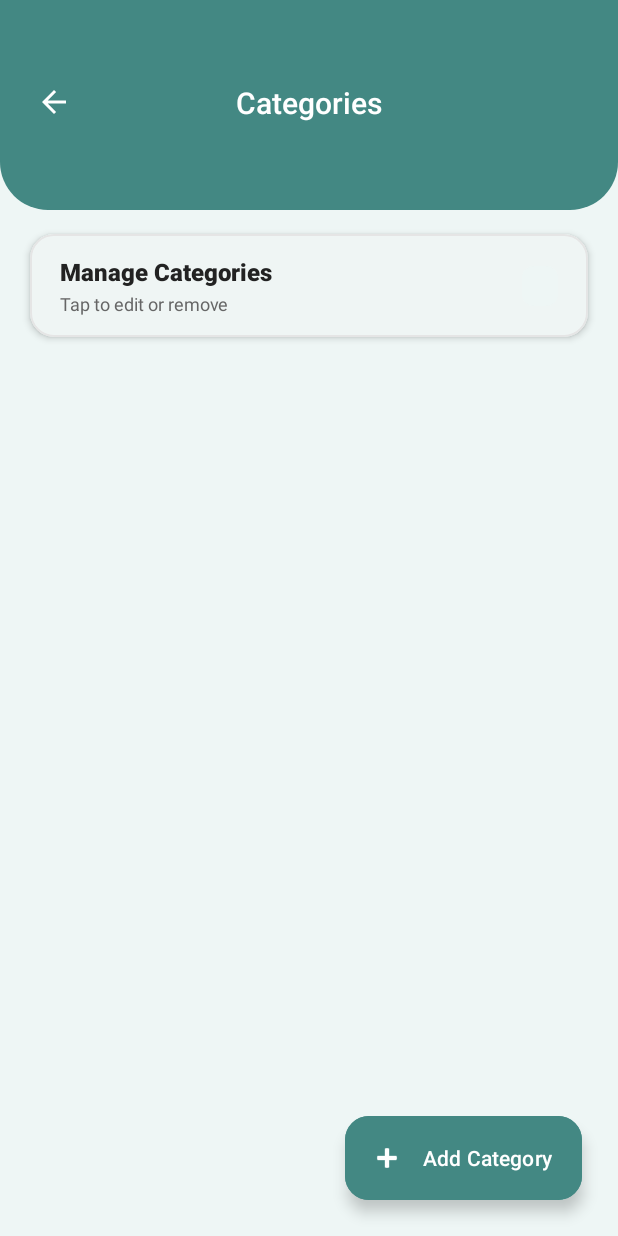
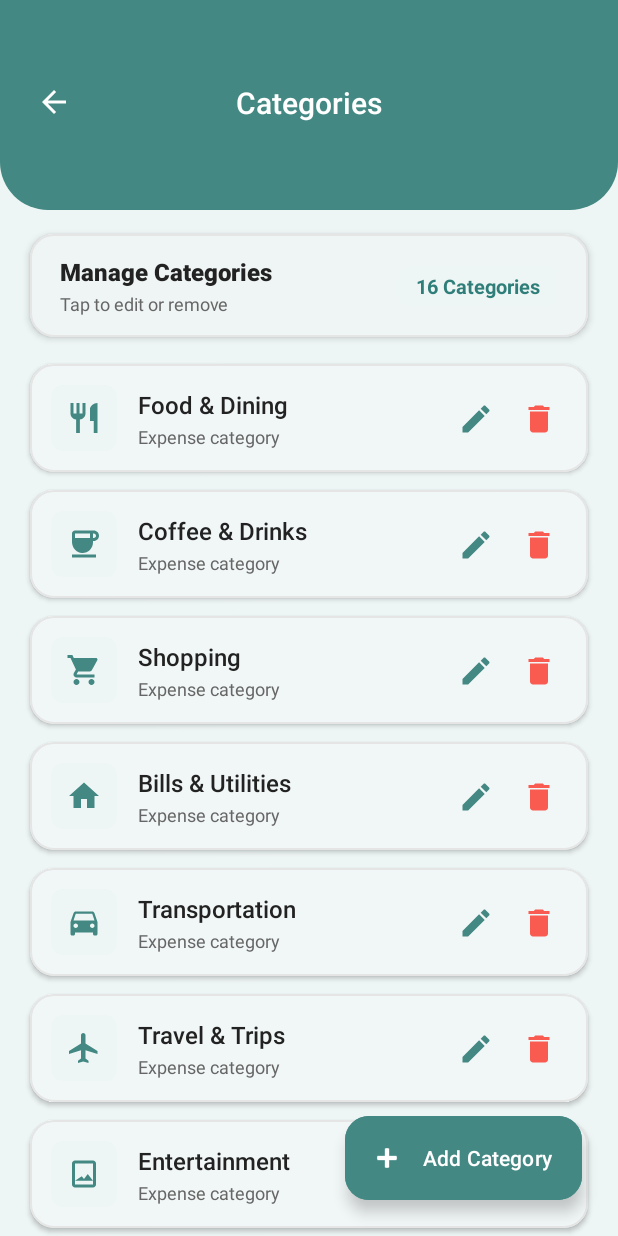
Before and after one commit to OmarElnagmy-0/Cashatk, an Android app: the CategoriesActivity screen opened directly, with no data from a screen before it, on a phone screen of 412 x 824 dp. Run offline under Robolectric (Android 15) with nearby library versions, the phone set to English and light mode, and no system bars; our stand-ins replace Room's generated code.

Commit message:
feat: implement category CRUD operations, icon picker adapter, and database seeding

```diff
--- a/app/src/main/java/com/example/cashatk/CategoriesActivity.kt
+++ b/app/src/main/java/com/example/cashatk/CategoriesActivity.kt
@@ -1,12 +1,35 @@
 package com.example.cashatk
 
 import android.os.Bundle
+import android.view.View
+import android.widget.ImageView
+import android.widget.TextView
+import android.widget.Toast
 import androidx.activity.enableEdgeToEdge
 import androidx.appcompat.app.AppCompatActivity
 import androidx.core.view.ViewCompat
 import androidx.core.view.WindowInsetsCompat
+import androidx.lifecycle.lifecycleScope
+import androidx.recyclerview.widget.LinearLayoutManager
+import androidx.recyclerview.widget.RecyclerView
+import com.example.cashatk.data.AppDatabase
+import com.example.cashatk.data.Category
+import com.google.android.material.dialog.MaterialAlertDialogBuilder
+import com.google.android.material.floatingactionbutton.ExtendedFloatingActionButton
+import kotlinx.coroutines.Dispatchers
+import kotlinx.coroutines.launch
+import kotlinx.coroutines.withContext
 
 class CategoriesActivity : AppCompatActivity() {
+
+    private lateinit var db: AppDatabase
+    private lateinit var adapter: CategoryAdapter
+    private var categoryList: List<Category> = emptyList()
+
+    private lateinit var rvCategories: RecyclerView
+    private lateinit var layoutEmptyState: View
+    private lateinit var tvCategoryCount: TextView
+
     override fun onCreate(savedInstanceState: Bundle?) {
         super.onCreate(savedInstanceState)
         enableEdgeToEdge()
@@ -16,5 +39,115 @@ class CategoriesActivity : AppCompatActivity() {
             v.setPadding(systemBars.left, systemBars.top, systemBars.right, systemBars.bottom)
             insets
         }
+
+        db = AppDatabase.getInstance(this)
+
+        initViews()
+        setupRecyclerView()
+        loadCategories()
+    }
+
+    private fun initViews() {
+        rvCategories = findViewById(R.id.rvCategories)
+        layoutEmptyState = findViewById(R.id.layoutEmptyState)
+        tvCategoryCount = findViewById(R.id.tvCategoryCount)
+
+        val btnBack = findViewById<ImageView>(R.id.btnBack)
+        btnBack.setOnClickListener {
+            finish()
+        }
+
+        val fabAddCategory = findViewById<ExtendedFloatingActionButton>(R.id.fabAddCategory)
+        fabAddCategory.setOnClickListener {
+            showAddCategoryDialog()
+        }
+    }
+
+    private fun setupRecyclerView() {
+        adapter = CategoryAdapter(
+            onEditClick = { category -> showEditCategoryDialog(category) },
+            onDeleteClick = { category -> showDeleteConfirmationDialog(category) }
+        )
+        rvCategories.layoutManager = LinearLayoutManager(this)
+        rvCategories.adapter = adapter
+    }
+
+    private fun loadCategories() {
+        lifecycleScope.launch {
+            // Ensure default predefined categories exist in the database
+            withContext(Dispatchers.IO) {
+                DatabasePrepopulateCallback.prepopulateCategories(this@CategoriesActivity)
+            }
+
+            categoryList = db.categoryDao().getAllCategories()
+            adapter.submitList(categoryList)
+
+            val count = categoryList.size
+            tvCategoryCount.text = if (count == 1) "1 Category" else "$count Categories"
+
+            if (categoryList.isEmpty()) {
+                layoutEmptyState.visibility = View.VISIBLE
+                rvCategories.visibility = View.GONE
+            } else {
+                layoutEmptyState.visibility = View.GONE
+                rvCategories.visibility = View.VISIBLE
+            }
+        }
+    }
+
+    private fun showAddCategoryDialog() {
+        CategoryCrudDialog(
+            context = this,
+            existingCategories = categoryList,
+            onSave = { name, icon ->
+                lifecycleScope.launch {
+                    try {
+                        db.categoryDao().insertCategory(Category(name = name, icon = icon))
+                        Toast.makeText(this@CategoriesActivity, "Category added", Toast.LENGTH_SHORT).show()
+                        loadCategories()
+                    } catch (e: Exception) {
+                        Toast.makeText(this@CategoriesActivity, "Failed to add category", Toast.LENGTH_SHORT).show()
+                    }
+                }
+            }
+        ).show()
+    }
+
+    private fun showEditCategoryDialog(category: Category) {
+        CategoryCrudDialog(
+            context = this,
+            categoryToEdit = category,
+            existingCategories = categoryList,
+            onSave = { name, icon ->
+                lifecycleScope.launch {
+                    try {
+                        db.categoryDao().updateCategory(category.copy(name = name, icon = icon))
+                        Toast.makeText(this@CategoriesActivity, "Category updated", Toast.LENGTH_SHORT).show()
+                        loadCategories()
+                    } catch (e: Exception) {
+                        Toast.makeText(this@CategoriesActivity, "Failed to update category", Toast.LENGTH_SHORT).show()
+                    }
+                }
+            }
+        ).show()
+    }
+
+    private fun showDeleteConfirmationDialog(category: Category) {
+        MaterialAlertDialogBuilder(this)
+            .setTitle(R.string.delete_category)
+            .setMessage("Are you sure you want to delete \"${category.name}\"?")
+            .setNegativeButton("Cancel", null)
+            .setPositiveButton("Delete") { _, _ ->
+                lifecycleScope.launch {
+                    try {
+                        db.categoryDao().deleteCategory(category)
+                        Toast.makeText(this@CategoriesActivity, "Category deleted", Toast.LENGTH_SHORT).show()
+                        loadCategories()
+                    } catch (e: Exception) {
+                        Toast.makeText(this@CategoriesActivity, "Failed to delete category", Toast.LENGTH_SHORT).show()
+                    }
+                }
+            }
+            .show()
     }
 }
--- /dev/null
+++ b/app/src/main/java/com/example/cashatk/CategoryAdapter.kt
@@ -0,0 +1,52 @@
+package com.example.cashatk
+
+import android.view.LayoutInflater
+import android.view.View
+import android.view.ViewGroup
+import android.widget.ImageButton
+import android.widget.ImageView
+import android.widget.TextView
+import androidx.recyclerview.widget.DiffUtil
+import androidx.recyclerview.widget.ListAdapter
+import androidx.recyclerview.widget.RecyclerView
+import com.example.cashatk.data.Category
+
+class CategoryAdapter(
+    private val onEditClick: (Category) -> Unit,
+    private val onDeleteClick: (Category) -> Unit
+) : ListAdapter<Category, CategoryAdapter.CategoryViewHolder>(CategoryDiffCallback) {
+
+    class CategoryViewHolder(itemView: View) : RecyclerView.ViewHolder(itemView) {
+        val tvName: TextView = itemView.findViewById(R.id.tvCategoryName)
+        val ivIcon: ImageView = itemView.findViewById(R.id.ivCategoryIcon)
+        val btnEdit: ImageButton = itemView.findViewById(R.id.btnEditCategory)
+        val btnDelete: ImageButton = itemView.findViewById(R.id.btnDeleteCategory)
+    }
+
+    override fun onCreateViewHolder(parent: ViewGroup, viewType: Int): CategoryViewHolder {
+        val view = LayoutInflater.from(parent.context)
+            .inflate(R.layout.item_category, parent, false)
+        return CategoryViewHolder(view)
+    }
+
+    override fun onBindViewHolder(holder: CategoryViewHolder, position: Int) {
+        val category = getItem(position)
+        holder.tvName.text = category.name
+
+        val drawableRes = CategoryIconHelper.getDrawableRes(holder.itemView.context, category.icon)
+        holder.ivIcon.setImageResource(drawableRes)
+
+        holder.btnEdit.setOnClickListener { onEditClick(category) }
+        holder.btnDelete.setOnClickListener { onDeleteClick(category) }
+    }
+
+    companion object {
+        private val CategoryDiffCallback = object : DiffUtil.ItemCallback<Category>() {
+            override fun areItemsTheSame(oldItem: Category, newItem: Category): Boolean =
+                oldItem.id == newItem.id
+
+            override fun areContentsTheSame(oldItem: Category, newItem: Category): Boolean =
+                oldItem == newItem
+        }
+    }
+}
--- /dev/null
+++ b/app/src/main/java/com/example/cashatk/CategoryIconHelper.kt
@@ -0,0 +1,44 @@
+package com.example.cashatk
+
+import android.content.Context
+import androidx.annotation.DrawableRes
+
+data class CategoryIconItem(
+    val iconName: String,
+    val defaultTitle: String
+)
+
+object CategoryIconHelper {
+
+    val PREDEFINED_CATEGORIES = listOf(
+        CategoryIconItem("ic_cat_food", "Food & Dining"),
+        CategoryIconItem("ic_cat_cafe", "Coffee & Drinks"),
+        CategoryIconItem("ic_cat_shopping", "Shopping"),
+        CategoryIconItem("ic_cat_bills", "Bills & Utilities"),
+        CategoryIconItem("ic_cat_transport", "Transportation"),
+        CategoryIconItem("ic_cat_travel", "Travel & Trips"),
+        CategoryIconItem("ic_cat_entertainment", "Entertainment"),
+        CategoryIconItem("ic_cat_gaming", "Gaming & Hobbies"),
+        CategoryIconItem("ic_cat_health", "Health & Medical"),
+        CategoryIconItem("ic_cat_fitness", "Fitness & Sports"),
+        CategoryIconItem("ic_cat_education", "Education"),
+        CategoryIconItem("ic_cat_salary", "Salary & Income"),
+        CategoryIconItem("ic_cat_gift", "Gifts & Donations"),
+        CategoryIconItem("ic_cat_invest", "Investments"),
+        CategoryIconItem("ic_cat_pets", "Pets"),
+        CategoryIconItem("ic_cat_general", "General / Other")
+    )
+
+    val AVAILABLE_ICONS: List<String> = PREDEFINED_CATEGORIES.map { it.iconName }
+
+    fun getDefaultTitleForIcon(iconName: String): String {
+        return PREDEFINED_CATEGORIES.firstOrNull { it.iconName == iconName }?.defaultTitle ?: "Other"
+    }
+
+    @DrawableRes
+    fun getDrawableRes(context: Context, iconName: String?): Int {
+        if (iconName.isNullOrEmpty()) return R.drawable.ic_cat_general
+        val resId = context.resources.getIdentifier(iconName, "drawable", context.packageName)
+        return if (resId != 0) resId else R.drawable.ic_cat_general
+    }
+}
--- /dev/null
+++ b/app/src/main/java/com/example/cashatk/DatabasePrepopulateCallback.kt
@@ -0,0 +1,41 @@
+package com.example.cashatk
+
+import android.content.Context
+import androidx.room.RoomDatabase
+import androidx.sqlite.db.SupportSQLiteDatabase
+import com.example.cashatk.data.AppDatabase
+import com.example.cashatk.data.Category
+import kotlinx.coroutines.CoroutineScope
+import kotlinx.coroutines.Dispatchers
+import kotlinx.coroutines.launch
+
+class DatabasePrepopulateCallback(
+    private val context: Context
+) : RoomDatabase.Callback() {
+
+    override fun onCreate(db: SupportSQLiteDatabase) {
+        super.onCreate(db)
+        CoroutineScope(Dispatchers.IO).launch {
+            prepopulateCategories(context)
+        }
+    }
+
+    companion object {
+        suspend fun prepopulateCategories(context: Context) {
+            val database = AppDatabase.getInstance(context)
+            val categoryDao = database.categoryDao()
+
+            val existing = categoryDao.getAllCategories()
+            if (existing.isEmpty()) {
+                CategoryIconHelper.PREDEFINED_CATEGORIES.forEach { item ->
+                    categoryDao.insertCategory(
+                        Category(
+                            name = item.defaultTitle,
+                            icon = item.iconName
+                        )
+                    )
+                }
+            }
+        }
+    }
+}
```
Also changed, not shown: app/src/main/java/com/example/cashatk/CategoryCrudDialog.kt (added, +105 -0 lines), app/src/main/java/com/example/cashatk/IconPickerAdapter.kt (added, +56 -0 lines).
